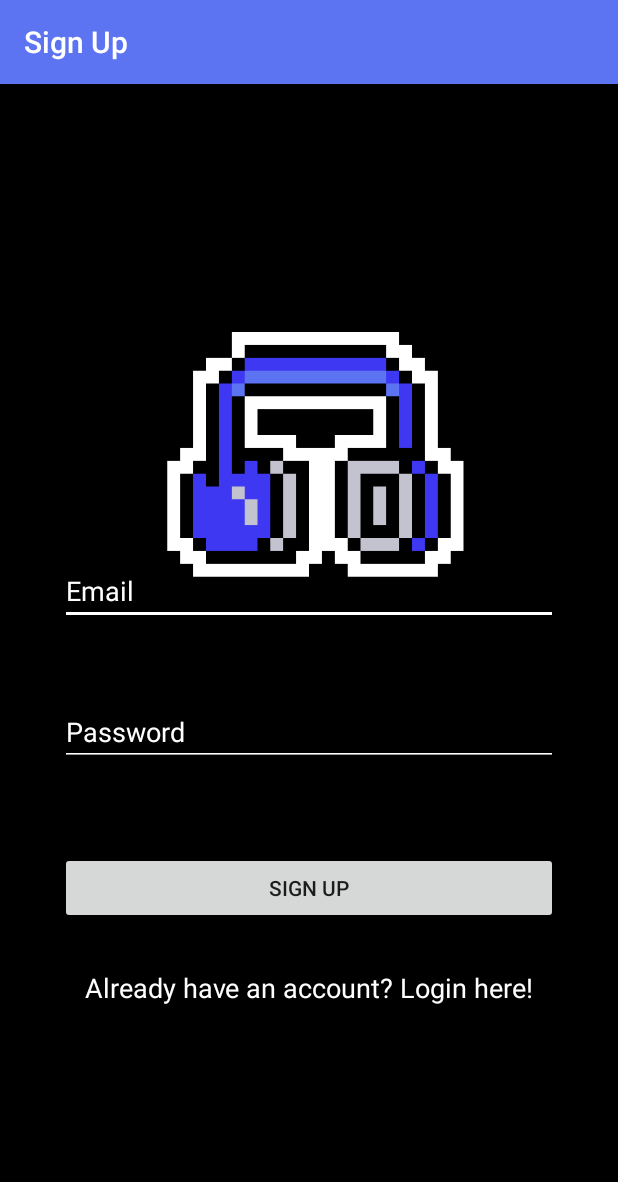
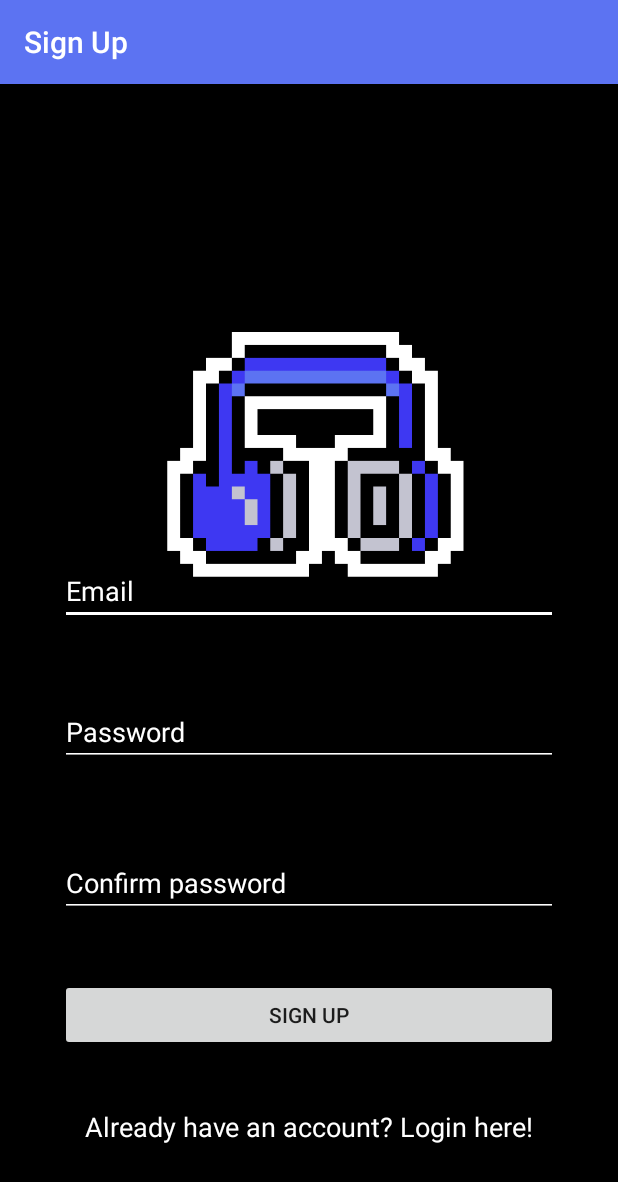
Before and after one commit to jyorien/Whisper, an Android app: the screen it shows after launch (SignUpActivity), after a tap on "Don't have an account? Sign up here!", on a phone screen of 412 x 824 dp. Shown: the top 1182 px of the screen. Run offline under Robolectric (Android 15) with nearby library versions, the phone set to English and light mode, and no system bars; our stand-ins replace Firebase (no records; nobody signed in at launch, a user with empty details on screens opened directly); 1 other tap on this screen came first.

Commit message:
Made a confirm password, changed null to user for display name

```diff
--- a/app/src/main/java/sg/edu/tp/whisper/SettingsActivity.java
+++ b/app/src/main/java/sg/edu/tp/whisper/SettingsActivity.java
@@ -24,6 +24,7 @@ public class SettingsActivity extends AppCompatActivity implements View.OnClickL
     protected void onCreate(Bundle savedInstanceState) {
         super.onCreate(savedInstanceState);
         setContentView(R.layout.activity_settings);
+        getSupportActionBar().setTitle("Settings");
 
         username = findViewById(R.id.username);
 
@@ -53,8 +54,8 @@ public class SettingsActivity extends AppCompatActivity implements View.OnClickL
         UserProfileChangeRequest profileUpdates = new UserProfileChangeRequest.Builder()
                 .setDisplayName(updatedName).build();
         user.updateProfile(profileUpdates);
-        username.getText().clear();
-        Toast.makeText(getApplicationContext(), "Username updated!",Toast.LENGTH_SHORT).show();
+        //username.getText().clear();
+        Toast.makeText(getApplicationContext(), "Username updated to " + updatedName + "!",Toast.LENGTH_SHORT).show();
 
     }
 }
--- a/app/src/main/java/sg/edu/tp/whisper/SignUpActivity.java
+++ b/app/src/main/java/sg/edu/tp/whisper/SignUpActivity.java
@@ -22,7 +22,7 @@ public class SignUpActivity extends AppCompatActivity implements View.OnClickLis
     private FirebaseUser user;
     private FirebaseAuth mAuth;
     ProgressBar progressBar;
-    EditText newEmail, newPassword;
+    EditText newEmail, newPassword, newPasswordConfirm;
 
 
     @Override
@@ -34,6 +34,7 @@ public class SignUpActivity extends AppCompatActivity implements View.OnClickLis
 
         newEmail = findViewById(R.id.newEmail);
         newPassword = findViewById(R.id.newPassword);
+        newPasswordConfirm = findViewById(R.id.newPasswordConfirm);
         progressBar = findViewById(R.id.progressBar);
 
         mAuth = FirebaseAuth.getInstance();
@@ -46,6 +47,7 @@ public class SignUpActivity extends AppCompatActivity implements View.OnClickLis
     private void registerUser() {
         String email = newEmail.getText().toString().trim();
         String password = newPassword.getText().toString().trim();
+        String passwordConfirm = newPasswordConfirm.getText().toString().trim();
 
         if (email.isEmpty()) {
             newEmail.setError("Email is required");
@@ -70,6 +72,17 @@ public class SignUpActivity extends AppCompatActivity implements View.OnClickLis
             newPassword.requestFocus();
             return;
         }
+
+        if(!password.equals(passwordConfirm)) {
+            newPassword.getText().clear();
+            newPasswordConfirm.getText().clear();
+            newPasswordConfirm.setError("Passwords do not match!");
+            newPassword.setError("Passwords do not match!");
+
+
+        }
+
+        else {
 
             progressBar.setVisibility(View.VISIBLE);
 
@@ -101,6 +114,10 @@ public class SignUpActivity extends AppCompatActivity implements View.OnClickLis
                 }
             });
 
+        }
+
+
+
 
 
     }
--- a/app/src/main/res/layout/activity_search.xml
+++ b/app/src/main/res/layout/activity_search.xml
@@ -19,6 +19,7 @@
 
     <EditText
         android:id="@+id/searchInput"
+        android:layout_alignParentStart="true"
         android:layout_width="match_parent"
         android:layout_height="wrap_content"
         android:ems="10"
@@ -31,7 +32,7 @@
 
     <androidx.recyclerview.widget.RecyclerView
         android:id="@+id/allSongsList"
-        android:paddingTop="40dp"
+        android:layout_below="@+id/searchInput"
         android:layout_width="match_parent"
         android:layout_height="match_parent"
         android:layout_marginBottom="?attr/actionBarSize"/>
--- a/app/src/main/res/layout/activity_sign_up.xml
+++ b/app/src/main/res/layout/activity_sign_up.xml
@@ -43,30 +43,46 @@
     app:layout_constraintTop_toTopOf="parent"
     app:layout_constraintVertical_bias="0.575" />
 
+    <EditText
+        android:id="@+id/newPasswordConfirm"
+        android:layout_width="match_parent"
+        android:layout_height="45dp"
+        android:layout_margin="40dp"
+        android:backgroundTint="@color/textColor"
+        android:ems="10"
+        android:hint="Confirm password"
+        android:inputType="textPassword"
+        android:textColor="@color/textColor"
+        android:textColorHint="@color/textColor"
+        app:layout_constraintBottom_toBottomOf="parent"
+        app:layout_constraintEnd_toEndOf="parent"
+        app:layout_constraintStart_toStartOf="parent"
+        app:layout_constraintTop_toTopOf="parent"
+        app:layout_constraintVertical_bias="0.731" />
+
     <Button
         android:id="@+id/btnSignUp"
         android:layout_width="match_parent"
         android:layout_height="wrap_content"
+        android:layout_margin="40dp"
         android:text="Sign Up"
-        android:layout_margin="40dp"
         app:layout_constraintBottom_toBottomOf="parent"
         app:layout_constraintEnd_toEndOf="parent"
-        app:layout_constraintHorizontal_bias="0.498"
         app:layout_constraintStart_toStartOf="parent"
         app:layout_constraintTop_toTopOf="parent"
-        app:layout_constraintVertical_bias="0.738" />
+        app:layout_constraintVertical_bias="0.87" />
 
     <TextView
         android:id="@+id/btnLoginPage"
         android:layout_width="match_parent"
         android:layout_height="wrap_content"
         android:text="Already have an account? Login here!"
+        android:textAlignment="center"
         android:textColor="@color/textColor"
-        android:textAlignment="center"
         android:textSize="18sp"
         app:layout_constraintBottom_toBottomOf="parent"
         app:layout_constraintTop_toTopOf="parent"
-        app:layout_constraintVertical_bias="0.794"
+        app:layout_constraintVertical_bias="0.918"
         tools:layout_editor_absoluteX="0dp" />
 
     <ProgressBar
```
Also changed, not shown: app/src/main/java/sg/edu/tp/whisper/MainActivity.java (+13 -1 lines), app/src/main/java/sg/edu/tp/whisper/SearchActivity.java (+5 -5 lines), app/src/main/java/sg/edu/tp/whisper/WelcomeScreen.java (+7 -1 lines), app/src/main/res/layout/activity_music_player.xml (+11 -0 lines), app/src/main/res/drawable/add_button.png (added). Lines whose indentation alone changed are shown as unchanged.
